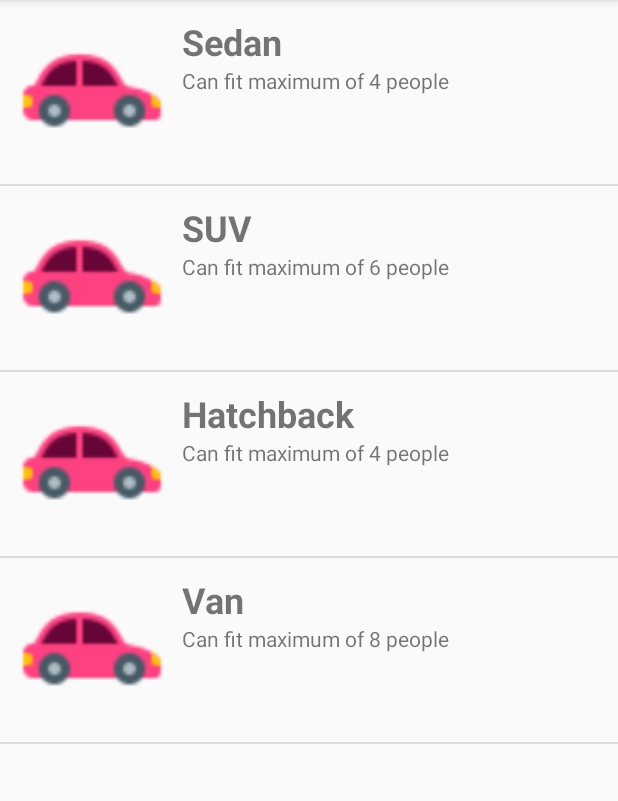
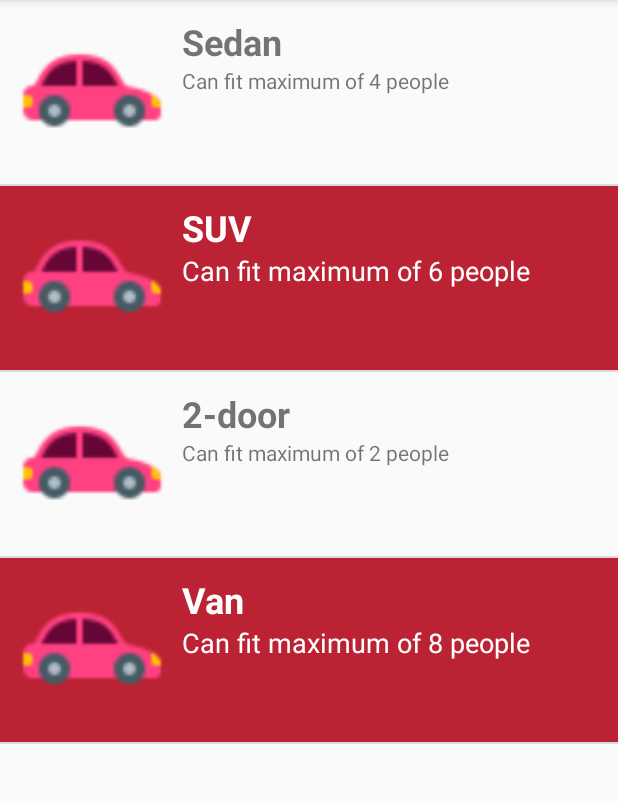
Before and after one commit to darpal1707/List-with-multiple-views, an Android app: the screen it shows after launch (MainActivity), on a phone screen of 412 x 824 dp, the part 84-885 px from its top. Run offline under Robolectric (Android 15) with nearby library versions, the phone set to English and light mode, and no system bars.

Commit message:
adding another view for big cars

```diff
--- a/app/src/main/java/com/example/listview_kotlin/Cars.kt
+++ b/app/src/main/java/com/example/listview_kotlin/Cars.kt
@@ -4,10 +4,12 @@ class Cars {
 
     var name:String?= null
     var description:String?= null
+    var isBig:Boolean?= null
 
-    constructor(name:String, description:String){
+    constructor(name:String, description:String, isBig:Boolean){
         this.name = name
         this.description = description
+        this.isBig = isBig
     }
 
 
--- a/app/src/main/java/com/example/listview_kotlin/MainActivity.kt
+++ b/app/src/main/java/com/example/listview_kotlin/MainActivity.kt
@@ -19,10 +19,10 @@ class MainActivity : AppCompatActivity() {
         super.onCreate(savedInstanceState)
         setContentView(R.layout.activity_main)
 
-        listOfCars.add(Cars("Sedan", "Can fit maximum of 4 people"))
-        listOfCars.add(Cars("SUV", "Can fit maximum of 6 people"))
-        listOfCars.add(Cars("Hatchback", "Can fit maximum of 4 people"))
-        listOfCars.add(Cars("Van", "Can fit maximum of 8 people"))
+        listOfCars.add(Cars("Sedan", "Can fit maximum of 4 people",false))
+        listOfCars.add(Cars("SUV", "Can fit maximum of 6 people",true))
+        listOfCars.add(Cars("2-door", "Can fit maximum of 2 people",false))
+        listOfCars.add(Cars("Van", "Can fit maximum of 8 people",true))
 
         adapter = CarsAdapter(this, listOfCars)
         listview_lv.adapter = adapter
@@ -42,12 +42,23 @@ class MainActivity : AppCompatActivity() {
         override fun getView(position: Int, p1: View?, p2: ViewGroup?): View {
             val car = listOfCars[position]
 
-            val inflater = context!!.getSystemService(Context.LAYOUT_INFLATER_SERVICE) as LayoutInflater
-            val myview = inflater.inflate(R.layout.listview_item, null)
-            myview.tvName.text = car.name
-            myview.tvDes.text = car.description
+            if(car.isBig == true){
+                val inflater =
+                    context!!.getSystemService(Context.LAYOUT_INFLATER_SERVICE) as LayoutInflater
+                val myview = inflater.inflate(R.layout.car_big_layout, null)
+                myview.tvName.text = car.name
+                myview.tvDes.text = car.description
+                return myview
+            }
+            else {
+                val inflater =
+                    context!!.getSystemService(Context.LAYOUT_INFLATER_SERVICE) as LayoutInflater
+                val myview = inflater.inflate(R.layout.listview_item, null)
+                myview.tvName.text = car.name
+                myview.tvDes.text = car.description
+                return myview
+            }
 
-            return myview
         }
 
         override fun getItem(p0: Int): Any {
--- /dev/null
+++ b/app/src/main/res/layout/car_big_layout.xml
@@ -0,0 +1,43 @@
+<?xml version="1.0" encoding="utf-8"?>
+<LinearLayout xmlns:android="http://schemas.android.com/apk/res/android"
+    xmlns:app="http://schemas.android.com/apk/res-auto"
+    android:layout_width="match_parent"
+    android:layout_height="wrap_content"
+    android:orientation="horizontal"
+    android:background="#b23"
+    android:padding="5pt">
+
+
+    <ImageView
+        android:id="@+id/ivAnimalImage"
+        android:layout_width="100dp"
+        android:layout_height="100dp"
+        app:srcCompat="@drawable/icons8_car_48" />
+
+    <LinearLayout
+        android:layout_width="match_parent"
+        android:layout_height="match_parent"
+        android:orientation="vertical">
+
+        <TextView
+            android:id="@+id/tvName"
+            android:layout_width="match_parent"
+            android:layout_height="wrap_content"
+            android:layout_marginStart="10dp"
+            android:text="Type of Car"
+            android:textColor="#fff"
+            android:textSize="24sp"
+            android:textStyle="bold" />
+
+        <TextView
+            android:id="@+id/tvDes"
+            android:layout_width="match_parent"
+            android:layout_height="wrap_content"
+            android:textColor="#fff"
+            android:textSize="18sp"
+            android:layout_marginStart="10dp"
+            android:text="Car description" />
+
+    </LinearLayout>
+
+</LinearLayout>
```
